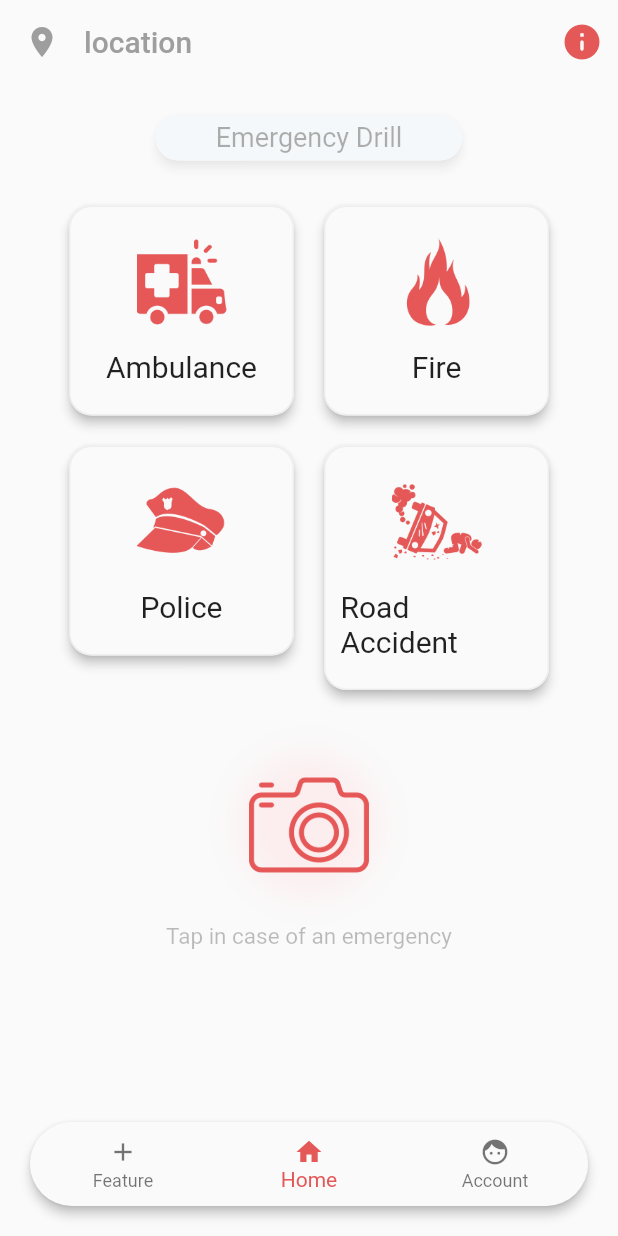
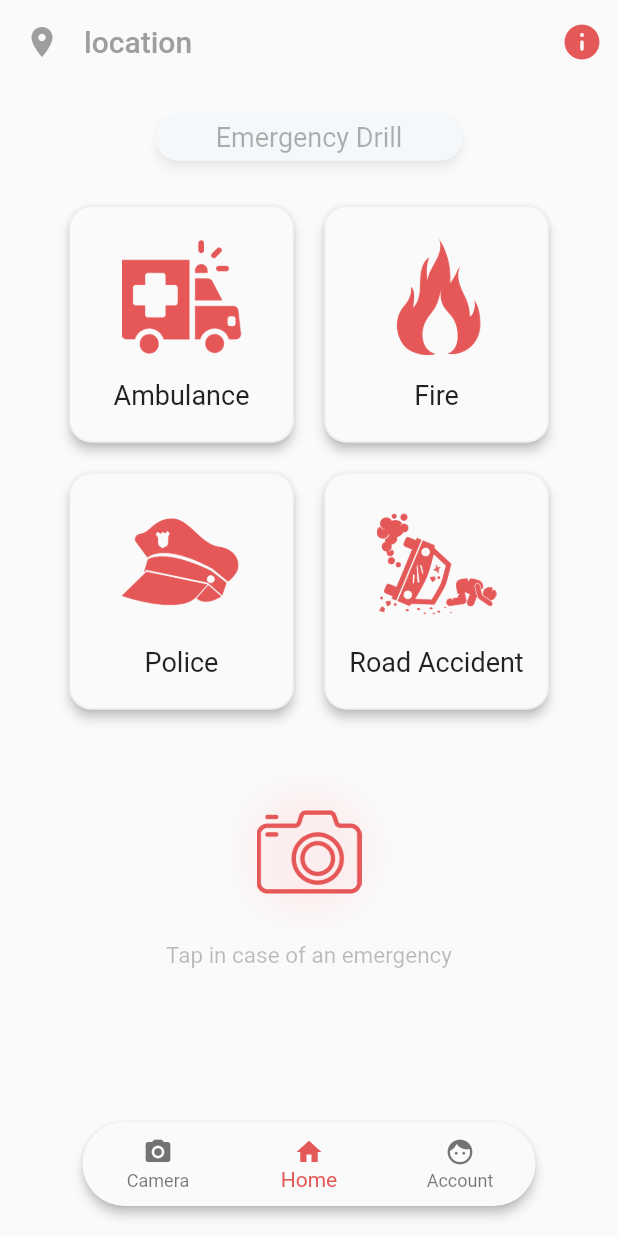
Before and after one commit to deliciafernandes/Alert, a Flutter app: the screen it shows after launch, on a phone screen of 412 x 824 dp. Run offline on Flutter 3.47's test engine with Material 2 defaults, Android fonts, the phone set to English and light mode, and no system bars; our stand-ins replace camera, permission_handler; missing offline and left inert: contact_picker.

Commit message:
Homepage UI done

```diff
--- a/lib/views/homepage.dart
+++ b/lib/views/homepage.dart
@@ -104,7 +104,7 @@ class _HomePageState extends State<HomePage>
                       ReusableEmergencyContainer(emergency: 'Road Accident'),
                     ],
                   ),
-                  SizedBox(height: 20.0),
+                  SizedBox(height: 30.0),
                   GestureDetector(
                     onTap: () {
                       //TODO: add camera functionality
@@ -113,7 +113,7 @@ class _HomePageState extends State<HomePage>
                       margin: EdgeInsets.only(top: 30.0, bottom: 15.0),
                       child: Image.asset(
                         'assets/images/camera.png',
-                        width: 80.0,
+                        width: 70.0,
                         fit: BoxFit.contain,
                       ),
                       decoration: BoxDecoration(
@@ -146,7 +146,7 @@ class _HomePageState extends State<HomePage>
 
   Container bottomNavBar() {
     return Container(
-      margin: EdgeInsets.only(left: 20.0, right: 20.0, bottom: 20.0),
+      margin: EdgeInsets.only(left: 55.0, right: 55.0, bottom: 20.0),
       decoration: BoxDecoration(
         color: Colors.white,
         borderRadius: BorderRadius.circular(40.0),
@@ -167,7 +167,8 @@ class _HomePageState extends State<HomePage>
             });
           },
           items: [
-            BottomNavigationBarItem(icon: Icon(Icons.add), label: "Feature"),
+            BottomNavigationBarItem(
+                icon: Icon(Icons.camera_alt), label: "Camera"),
             BottomNavigationBarItem(icon: Icon(Icons.home), label: "Home"),
             BottomNavigationBarItem(
                 icon: Icon(Icons.face),
--- a/lib/widgets/reusable_emergency_container.dart
+++ b/lib/widgets/reusable_emergency_container.dart
@@ -23,12 +23,13 @@ class ReusableEmergencyContainer extends StatelessWidget {
           children: [
             Image.asset(
               'assets/images/$emergency.png',
-              width: 60.0,
+              width: 80.0,
+              height: 80.0,
             ),
             SizedBox(height: 15.0),
             Text(
               emergency,
-              style: TextStyle(fontSize: 20.0, color: Colors.black87),
+              style: TextStyle(fontSize: 18.0, color: Colors.black87),
             ),
           ],
         ),
```
